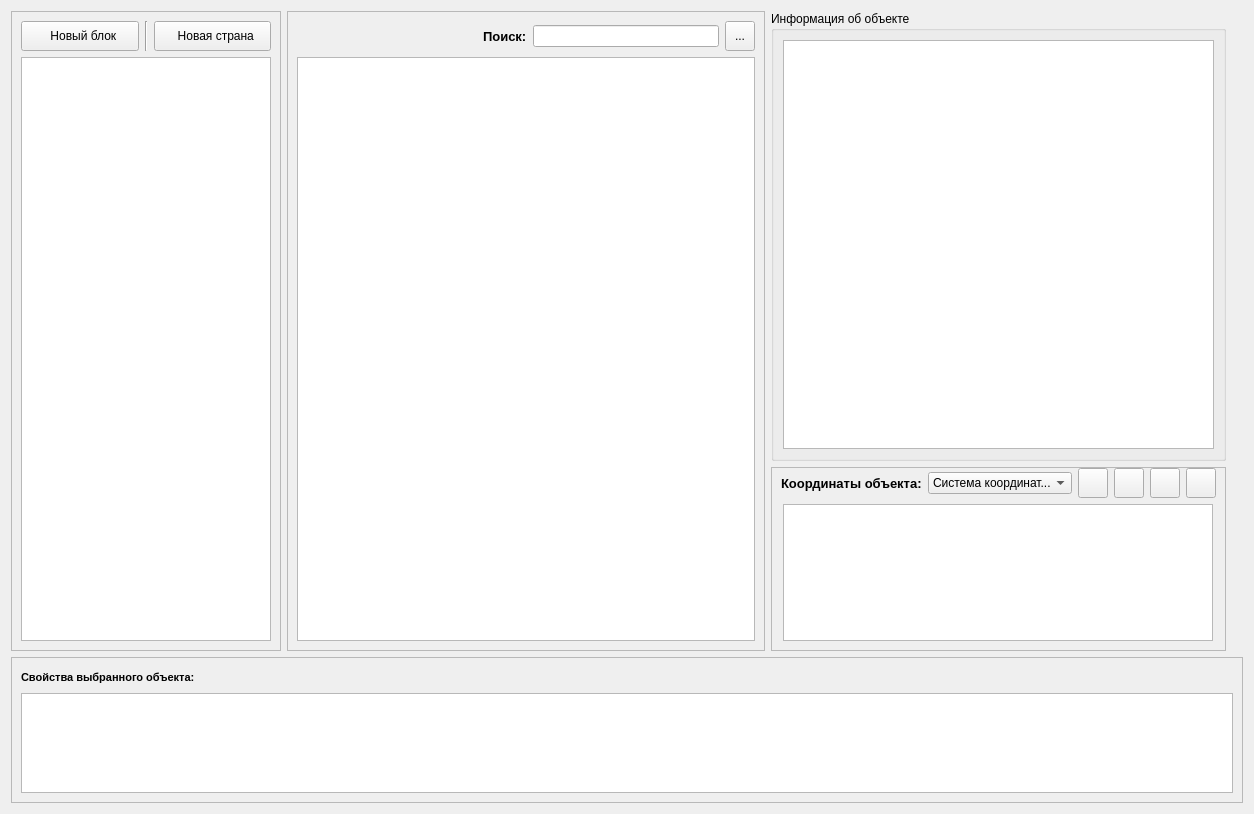
This is object_manager/object_manager_form.ui in p4da0ne/Psycho as Qt 5 draws it before an edit. The edited form follows.
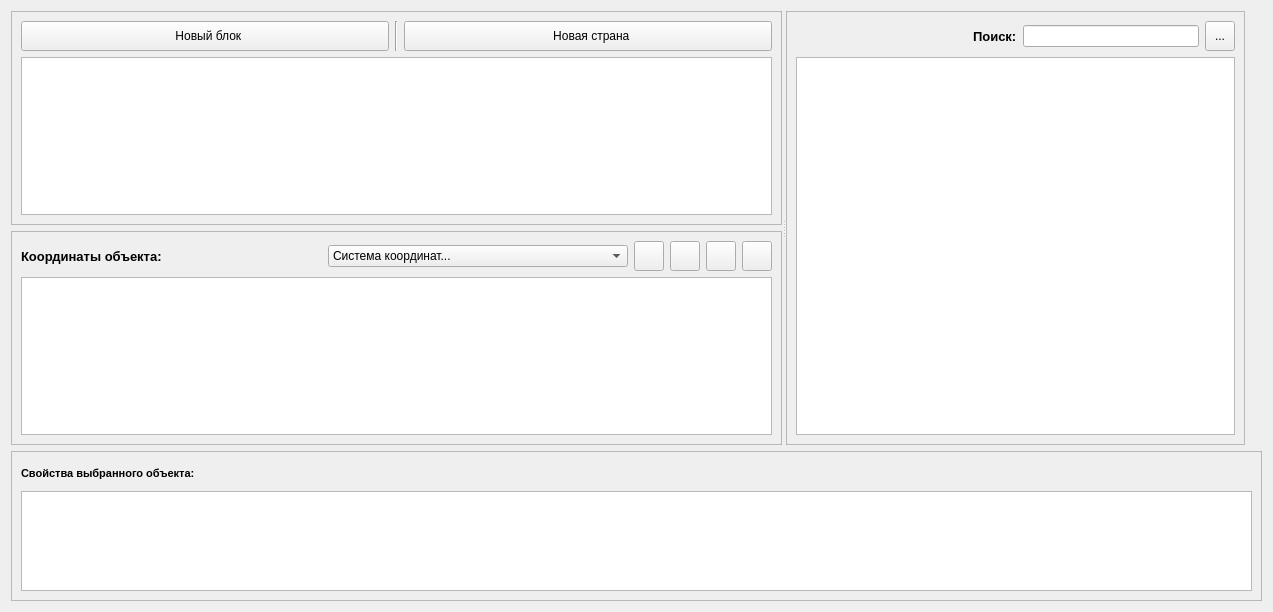
This is the edited form. Icons and pictures are not drawn.

Commit message: delegati и прочая хрень, которую не сделал

Diff of the .ui file:
```diff
--- a/object_manager/object_manager_form.ui
+++ b/object_manager/object_manager_form.ui
@@ -6,27 +6,34 @@
    <rect>
     <x>0</x>
     <y>0</y>
-    <width>1254</width>
-    <height>814</height>
+    <width>1273</width>
+    <height>612</height>
    </rect>
   </property>
   <property name="windowTitle">
    <string>Панель администратора</string>
   </property>
+  <layout class="QVBoxLayout" name="verticalLayout_8">
+   <item>
   <layout class="QGridLayout" name="gridLayout_3">
    <item row="0" column="0">
-    <layout class="QGridLayout" name="gridLayout">
-     <item row="0" column="0">
+      <widget class="QSplitter" name="splitter">
+       <property name="orientation">
+        <enum>Qt::Horizontal</enum>
+       </property>
+       <widget class="QWidget" name="">
+        <layout class="QVBoxLayout" name="verticalLayout_7">
+         <item>
       <widget class="QFrame" name="frame_4">
        <property name="minimumSize">
         <size>
-         <width>270</width>
-         <height>30</height>
+             <width>0</width>
+             <height>0</height>
         </size>
        </property>
        <property name="maximumSize">
         <size>
-         <width>270</width>
+             <width>789679</width>
          <height>16777215</height>
         </size>
        </property>
@@ -36,6 +43,8 @@
        <property name="frameShadow">
         <enum>QFrame::Plain</enum>
        </property>
+           <layout class="QVBoxLayout" name="verticalLayout_5">
+            <item>
        <layout class="QVBoxLayout" name="verticalLayout_4">
         <item>
          <layout class="QHBoxLayout" name="horizontalLayout_4">
@@ -104,13 +113,13 @@
          <widget class="QTreeView" name="object_manager_tree">
           <property name="minimumSize">
            <size>
-            <width>250</width>
+                  <width>0</width>
             <height>0</height>
            </size>
           </property>
           <property name="maximumSize">
            <size>
-            <width>250</width>
+                  <width>789789</width>
             <height>16777215</height>
            </size>
           </property>
@@ -120,116 +129,6 @@
          </widget>
         </item>
        </layout>
-      </widget>
-     </item>
-     <item row="0" column="1">
-      <widget class="QFrame" name="frame_3">
-       <property name="frameShape">
-        <enum>QFrame::StyledPanel</enum>
-       </property>
-       <property name="frameShadow">
-        <enum>QFrame::Plain</enum>
-       </property>
-       <layout class="QVBoxLayout" name="verticalLayout">
-        <item>
-         <layout class="QHBoxLayout" name="horizontalLayout_5">
-          <item>
-           <spacer name="horizontalSpacer_2">
-            <property name="orientation">
-             <enum>Qt::Horizontal</enum>
-            </property>
-            <property name="sizeHint" stdset="0">
-             <size>
-              <width>40</width>
-              <height>20</height>
-             </size>
-            </property>
-           </spacer>
-          </item>
-          <item>
-           <widget class="QLabel" name="label">
-            <property name="font">
-             <font>
-              <pointsize>10</pointsize>
-              <weight>75</weight>
-              <bold>true</bold>
-             </font>
-            </property>
-            <property name="text">
-             <string>Поиск:</string>
-            </property>
-           </widget>
-          </item>
-          <item>
-           <widget class="QLineEdit" name="lineEdit">
-            <property name="maximumSize">
-             <size>
-              <width>300</width>
-              <height>16777215</height>
-             </size>
-            </property>
-           </widget>
-          </item>
-          <item>
-           <widget class="QToolButton" name="toolButton_3">
-            <property name="minimumSize">
-             <size>
-              <width>30</width>
-              <height>30</height>
-             </size>
-            </property>
-            <property name="maximumSize">
-             <size>
-              <width>30</width>
-              <height>30</height>
-             </size>
-            </property>
-            <property name="toolTip">
-             <string>поиск по дереву объектов</string>
-            </property>
-            <property name="text">
-             <string>...</string>
-            </property>
-            <property name="icon">
-             <iconset resource="../mapview/mapview.qrc">
-              <normaloff>:/Resources/search.png</normaloff>:/Resources/search.png</iconset>
-            </property>
-           </widget>
-          </item>
-         </layout>
-        </item>
-        <item>
-         <widget class="QTreeView" name="columnView">
-          <property name="editTriggers">
-           <set>QAbstractItemView::NoEditTriggers</set>
-          </property>
-         </widget>
-        </item>
-       </layout>
-      </widget>
-     </item>
-     <item row="0" column="2">
-      <layout class="QVBoxLayout" name="verticalLayout_6">
-       <item>
-        <widget class="QGroupBox" name="groupBox">
-         <property name="minimumSize">
-          <size>
-           <width>455</width>
-           <height>450</height>
-          </size>
-         </property>
-         <property name="maximumSize">
-          <size>
-           <width>455</width>
-           <height>450</height>
-          </size>
-         </property>
-         <property name="title">
-          <string>Информация об объекте</string>
-         </property>
-         <layout class="QVBoxLayout" name="verticalLayout_5">
-          <item>
-           <widget class="QTableView" name="property_object"/>
           </item>
          </layout>
         </widget>
@@ -238,13 +137,13 @@
         <widget class="QFrame" name="frame">
          <property name="minimumSize">
           <size>
-           <width>455</width>
-           <height>120</height>
+             <width>0</width>
+             <height>0</height>
           </size>
          </property>
          <property name="maximumSize">
           <size>
-           <width>455</width>
+             <width>345457</width>
            <height>120777</height>
           </size>
          </property>
@@ -254,10 +153,9 @@
          <property name="frameShadow">
           <enum>QFrame::Plain</enum>
          </property>
+           <layout class="QVBoxLayout" name="verticalLayout_6">
+            <item>
          <layout class="QVBoxLayout" name="verticalLayout_3">
-          <property name="topMargin">
-           <number>0</number>
-          </property>
           <item>
            <layout class="QHBoxLayout" name="horizontalLayout">
             <item>
@@ -412,19 +310,17 @@
            </layout>
           </item>
           <item>
-           <layout class="QHBoxLayout" name="horizontalLayout_2">
-            <item>
              <widget class="QTableWidget" name="coord_table">
               <property name="minimumSize">
                <size>
-                <width>430</width>
-                <height>100</height>
+                  <width>0</width>
+                  <height>0</height>
                </size>
               </property>
               <property name="maximumSize">
                <size>
-                <width>430</width>
-                <height>150</height>
+                  <width>430889</width>
+                  <height>789789</height>
                </size>
               </property>
               <property name="contextMenuPolicy">
@@ -453,8 +349,100 @@
         </widget>
        </item>
       </layout>
-     </item>
-     <item row="0" column="3">
+       </widget>
+       <widget class="QWidget" name="">
+        <layout class="QGridLayout" name="gridLayout">
+         <item row="0" column="0">
+          <widget class="QFrame" name="frame_3">
+           <property name="frameShape">
+            <enum>QFrame::StyledPanel</enum>
+           </property>
+           <property name="frameShadow">
+            <enum>QFrame::Plain</enum>
+           </property>
+           <layout class="QVBoxLayout" name="verticalLayout">
+            <item>
+             <layout class="QHBoxLayout" name="horizontalLayout_5">
+              <item>
+               <spacer name="horizontalSpacer_2">
+                <property name="orientation">
+                 <enum>Qt::Horizontal</enum>
+                </property>
+                <property name="sizeHint" stdset="0">
+                 <size>
+                  <width>40</width>
+                  <height>20</height>
+                 </size>
+                </property>
+               </spacer>
+              </item>
+              <item>
+               <widget class="QLabel" name="label">
+                <property name="font">
+                 <font>
+                  <pointsize>10</pointsize>
+                  <weight>75</weight>
+                  <bold>true</bold>
+                 </font>
+                </property>
+                <property name="text">
+                 <string>Поиск:</string>
+                </property>
+               </widget>
+              </item>
+              <item>
+               <widget class="QLineEdit" name="lineEdit">
+                <property name="maximumSize">
+                 <size>
+                  <width>300</width>
+                  <height>16777215</height>
+                 </size>
+                </property>
+               </widget>
+              </item>
+              <item>
+               <widget class="QToolButton" name="toolButton_3">
+                <property name="minimumSize">
+                 <size>
+                  <width>30</width>
+                  <height>30</height>
+                 </size>
+                </property>
+                <property name="maximumSize">
+                 <size>
+                  <width>30</width>
+                  <height>30</height>
+                 </size>
+                </property>
+                <property name="toolTip">
+                 <string>поиск по дереву объектов</string>
+                </property>
+                <property name="text">
+                 <string>...</string>
+                </property>
+                <property name="icon">
+                 <iconset resource="../mapview/mapview.qrc">
+                  <normaloff>:/Resources/search.png</normaloff>:/Resources/search.png</iconset>
+                </property>
+               </widget>
+              </item>
+             </layout>
+            </item>
+            <item>
+             <widget class="QTreeView" name="columnView">
+              <property name="editTriggers">
+               <set>QAbstractItemView::NoEditTriggers</set>
+              </property>
+             </widget>
+            </item>
+           </layout>
+          </widget>
+         </item>
+        </layout>
+       </widget>
+      </widget>
+     </item>
+     <item row="0" column="1">
       <spacer name="verticalSpacer">
        <property name="orientation">
         <enum>Qt::Vertical</enum>
@@ -465,17 +453,29 @@
        <property name="sizeHint" stdset="0">
         <size>
          <width>17</width>
-         <height>677</height>
+         <height>248</height>
         </size>
        </property>
       </spacer>
      </item>
     </layout>
    </item>
-   <item row="1" column="0">
+   <item>
     <layout class="QGridLayout" name="gridLayout_2">
      <item row="1" column="0">
       <widget class="QFrame" name="frame_2">
+       <property name="minimumSize">
+        <size>
+         <width>0</width>
+         <height>150</height>
+        </size>
+       </property>
+       <property name="maximumSize">
+        <size>
+         <width>16777215</width>
+         <height>150</height>
+        </size>
+       </property>
        <property name="frameShape">
         <enum>QFrame::StyledPanel</enum>
        </property>
@@ -522,7 +522,7 @@
          </layout>
         </item>
         <item>
-         <widget class="QTableView" name="property_object_1">
+         <widget class="QTableView" name="property_object">
           <property name="minimumSize">
            <size>
             <width>0</width>
```
Left out of the diff: 3 changed lines with no effect on the pictures. Lines whose indentation alone changed are shown as unchanged. The commit also changes 2 other files.
